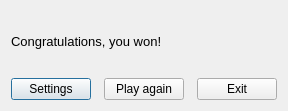
Qt form gameenddialog.ui (casmonido/Qt-RoyalGameOfUr) before a commit.
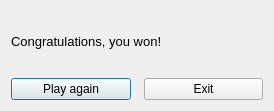
The same form after that commit.

Patch:
```diff
--- a/gameenddialog.ui
+++ b/gameenddialog.ui
@@ -34,13 +34,6 @@
        <property name="sizeConstraint">
         <enum>QLayout::SetMinimumSize</enum>
        </property>
-       <item>
-        <widget class="QPushButton" name="pushButton">
-         <property name="text">
-          <string>Settings</string>
-         </property>
-        </widget>
-       </item>
        <item>
         <widget class="QPushButton" name="pushButton_2">
          <property name="text">
```
Left out of the diff: 3 changed lines with no effect on the pictures.
